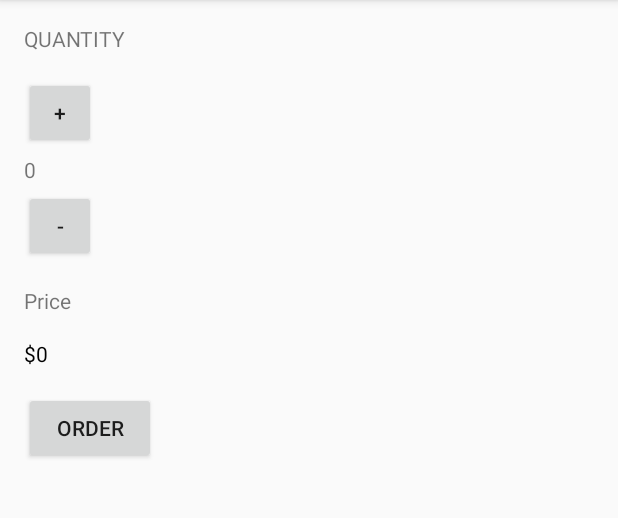
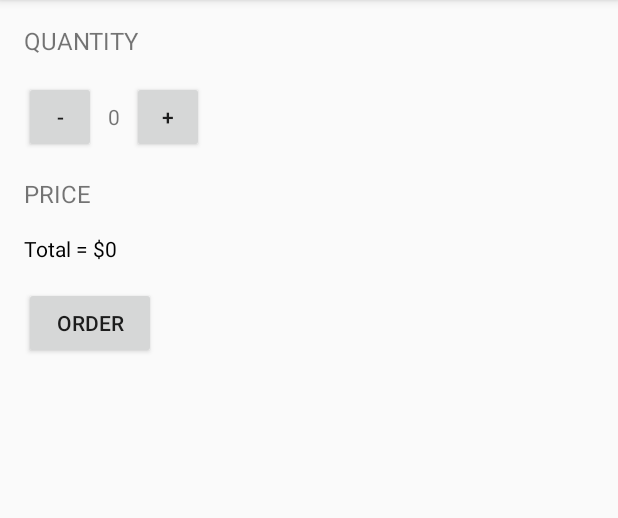
Before and after one commit to ndw6152/udacity_androidDevBeginner, an Android app: the screen it shows after launch (MainActivity), after a tap on "ORDER", on a phone screen of 412 x 824 dp, the part 84-602 px from its top. Run offline under Robolectric (Android 15) with nearby library versions, the phone set to English and light mode, and no system bars.

Commit message:
Nested viewgroups added for the new placements of buttons

```diff
--- a/OrderPicker/app/src/main/java/com/udacity/anonealio/orderpicker/MainActivity.java
+++ b/OrderPicker/app/src/main/java/com/udacity/anonealio/orderpicker/MainActivity.java
@@ -54,7 +54,15 @@ public class MainActivity extends AppCompatActivity {
      * This method displays the given price value for the quantity of order on the screen.
      */
     private void displayPrice(int number) {
-        TextView quantityTextView = (TextView) findViewById(R.id.value_text_view);
-        quantityTextView.setText("$" + number * CONST_PRICE);
+        TextView quantityTextView = (TextView) findViewById(R.id.price_text_view);
+        quantityTextView.setText("Total = $" + number * CONST_PRICE);
+    }
+
+    /**
+     * This method displays the given price value for the quantity of order on the screen.
+     */
+    private void displayMessage(String message) {
+        TextView priceTextView = (TextView) findViewById(R.id.price_text_view);
+        priceTextView.setText(message);
     }
 }
--- a/OrderPicker/app/src/main/res/layout/activity_main.xml
+++ b/OrderPicker/app/src/main/res/layout/activity_main.xml
@@ -13,7 +13,13 @@
         android:layout_height="wrap_content"
         android:layout_margin="16dp"
         android:text="Quantity"
-        android:textAllCaps="true" />
+        android:textAllCaps="true"
+        android:textSize="16sp" />
+
+    <LinearLayout
+        android:layout_width="match_parent"
+        android:layout_height="wrap_content"
+        android:orientation="horizontal">
 
         <Button
             android:layout_width="48dp"
@@ -21,38 +27,43 @@
             android:layout_marginBottom="4dp"
             android:layout_marginLeft="16dp"
             android:layout_marginStart="16dp"
-        android:onClick="increment"
-        android:text="+" />
+            android:onClick="decrement"
+            android:text="-" />
 
         <TextView
             android:id="@+id/quantity_text_view"
-        android:layout_width="match_parent"
+            android:layout_width="wrap_content"
             android:layout_height="wrap_content"
             android:layout_marginBottom="4dp"
-        android:layout_marginLeft="16dp"
-        android:layout_marginStart="16dp"
+            android:layout_marginLeft="8dp"
+            android:layout_marginStart="8dp"
             android:text="0" />
 
         <Button
             android:layout_width="48dp"
             android:layout_height="48dp"
             android:layout_marginBottom="16dp"
-        android:layout_marginLeft="16dp"
-        android:layout_marginStart="16dp"
-        android:onClick="decrement"
-        android:text="-" />
+            android:layout_marginLeft="8dp"
+            android:layout_marginStart="8dp"
+            android:onClick="increment"
+            android:text="+" />
+
+
+    </LinearLayout>
+
 
     <TextView
-        android:id="@+id/price_text_view"
         android:layout_width="match_parent"
         android:layout_height="wrap_content"
         android:layout_marginBottom="16dp"
         android:layout_marginLeft="16dp"
         android:layout_marginStart="16dp"
-        android:text="Price" />
+        android:text="Price"
+        android:textAllCaps="true"
+        android:textSize="16sp" />
 
     <TextView
-        android:id="@+id/value_text_view"
+        android:id="@+id/price_text_view"
         android:layout_width="match_parent"
         android:layout_height="wrap_content"
         android:layout_marginBottom="16dp"
```
Lines whose indentation alone changed are shown as unchanged.
